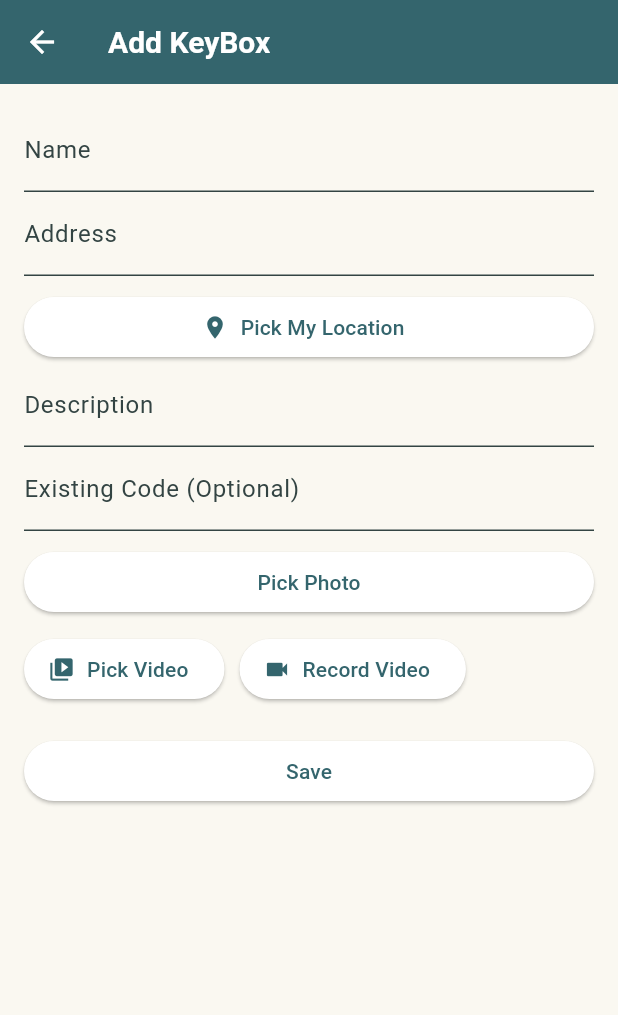
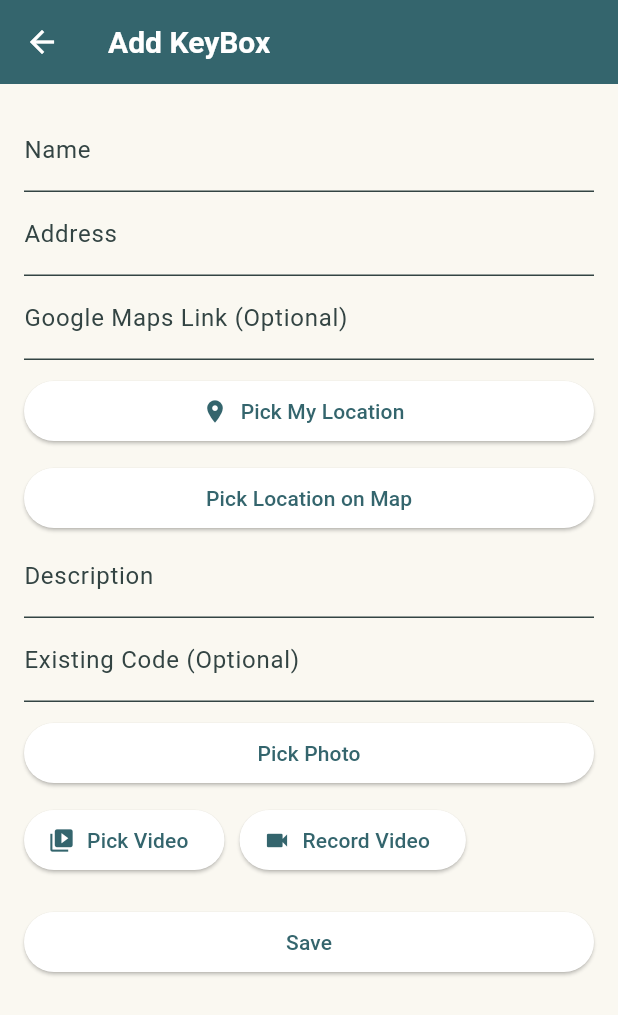
Before and after one commit to manoelacs/keybox_manager, a Flutter app: the screen it shows after launch, after a tap on "Add KeyBox", on a phone screen of 412 x 824 dp. Shown: the top 1015 px of the screen. Run offline on Flutter 3.47's test engine with Material 3 defaults, Android fonts, the light colour scheme and no system bars; our stand-ins replace flutter_map, geocoding, geolocator, google_maps_flutter, hive, hive_flutter and 4 more; accounts and stored records are empty.

Commit message:
feat: Refactor KeyBox management and enhance location handling

```diff
--- a/lib/main.dart
+++ b/lib/main.dart
@@ -1,12 +1,9 @@
 import 'package:flutter/foundation.dart';
 import 'package:flutter/material.dart';
-
 import 'package:hive_flutter/hive_flutter.dart';
-
 import 'package:keybox_manager/providers/keybox_provider.dart';
-
 import 'package:keybox_manager/utils/locations.dart';
-import 'package:keybox_manager/theme.dart'; // Import AppTheme
+import 'package:keybox_manager/theme.dart';
 import 'package:latlong2/latlong.dart';
 import 'package:provider/provider.dart';
 import 'models/keybox.dart';
@@ -15,45 +12,33 @@ import 'screens/map_screen_flutter_map.dart';
 
 void main() async {
   WidgetsFlutterBinding.ensureInitialized();
-
   await Hive.initFlutter();
   Hive.registerAdapter(KeyBoxAdapter());
 
-  // Removed box closing logic to preserve older keyboxes
-
   var box = await Hive.openBox<KeyBox>('keyboxes');
-  // Clear box to remove legacy data and fix null value errors
-  await box.clear();
 
   if (kDebugMode) {
     print('Hive initialized with box: ${box.name}');
     print('Box name: ${box.name}');
     print('Path: ${box.path}');
+    print('Box contains ${box.length} items');
   }
 
-  /*  if (box.isEmpty) {
-    // Initialize with default values if the box is empty
-    box.put(
-        'default',
-        KeyBox(
-          name: 'Default KeyBox',
-          currentCode: '0000',
-          address: 'No Address',
-          description: 'Default Description',
-          photoPath: '',
-          latitude: 0.0,
-          longitude: 0.0,
-          previousCodes: [],
-          videoPath: '',
-        ));
-  } */
+  // Remove old KeyBoxes with default (0.0) latitude/longitude
+  final keysToDelete = <dynamic>[];
+  for (final entry in box.toMap().entries) {
+    if (entry.value.latitude == 0.0 && entry.value.longitude == 0.0) {
+      keysToDelete.add(entry.key);
+    }
+  }
 
-  // Remove the default item after the first real KeyBox is added
-  box.watch().listen((event) {
-    if (box.length > 1 && box.containsKey('default')) {
-      box.delete('default');
+  if (keysToDelete.isNotEmpty) {
+    await box.deleteAll(keysToDelete);
+    if (kDebugMode) {
+      print(
+          'Deleted ${keysToDelete.length} old KeyBoxes without location data');
     }
-  });
+  }
 
   runApp(
     ChangeNotifierProvider(
@@ -70,9 +55,9 @@ class MyApp extends StatelessWidget {
   Widget build(BuildContext context) {
     return MaterialApp(
       title: 'KeyBox Manager',
-      theme: appTheme, // Use the custom light theme
-      darkTheme: appDarkTheme, // Use the custom dark theme
-      themeMode: ThemeMode.system, // Uses system theme by default
+      theme: appTheme,
+      darkTheme: appDarkTheme,
+      themeMode: ThemeMode.system,
       routes: {
         '/': (context) => const HomeScreen(),
         '/map': (context) => FutureBuilder(
@@ -97,28 +82,3 @@ class MyApp extends StatelessWidget {
     );
   }
 }
-
-// Optional: Open Hive box with encryption using a persistent key
-// Usage: var box = await openEncryptedHiveBox<KeyBox>('keyboxes');
-// Requires flutter_secure_storage and dart:convert
-Future<Box<T>> openEncryptedHiveBox<T>(String boxName) async {
-  // Uncomment these lines and add dependencies if you want encryption
-  // import 'package:flutter_secure_storage/flutter_secure_storage.dart';
-  // import 'dart:convert';
-  // final secureStorage = FlutterSecureStorage();
-  // const keyName = 'hive_keybox_manager_key';
-  // String? base64Key = await secureStorage.read(key: keyName);
-  // List<int> encryptionKey;
-  // if (base64Key == null) {
-  //   encryptionKey = Hive.generateSecureKey();
-  //   await secureStorage.write(key: keyName, value: base64Encode(encryptionKey));
-  // } else {
-  //   encryptionKey = base64Decode(base64Key);
-  // }
-  // return await Hive.openBox<T>(
-  //   boxName,
-  //   encryptionCipher: HiveAesCipher(encryptionKey),
-  // );
-  throw UnimplementedError(
-      'Encryption is not enabled. Uncomment and add dependencies to use.');
-}
--- a/lib/models/keybox.dart
+++ b/lib/models/keybox.dart
@@ -51,8 +51,8 @@ class KeyBox extends HiveObject {
         currentCode: json['currentCode'],
         photoPath: json['photoPath'],
         previousCodes: List<String>.from(json['previousCodes']),
-        latitude: json['latitude'],
-        longitude: json['longitude'],
+        latitude: (json['latitude'] ?? 0.0) as double,
+        longitude: (json['longitude'] ?? 0.0) as double,
         videoPath: json['videoPath'] ?? '',
       );
 
--- a/lib/screens/add_keybox_screen.dart
+++ b/lib/screens/add_keybox_screen.dart
@@ -3,13 +3,15 @@ import 'package:flutter/foundation.dart';
 import 'package:flutter/material.dart';
 import 'dart:async';
 import 'package:image_picker/image_picker.dart';
+import 'package:keybox_manager/widgets/keybox_map.dart';
 import 'package:keybox_manager/widgets/location_picker.dart';
+import 'package:latlong2/latlong.dart' as latlong2;
+import 'package:latlong2/latlong.dart';
 import 'package:provider/provider.dart';
 import '../models/keybox.dart';
 import '../providers/keybox_provider.dart';
 import '../utils/code_generator.dart';
 import '../widgets/location_button.dart';
-import 'package:google_maps_flutter/google_maps_flutter.dart';
 import 'package:geocoding/geocoding.dart';
 
 class AddKeyBoxScreen extends StatefulWidget {
@@ -26,8 +28,10 @@ class AddKeyBoxScreenState extends State<AddKeyBoxScreen> {
   String description = '';
   String photoPath = '';
   String currentCode = '';
+  String googleMapsLink = '';
   final picker = ImagePicker();
   final addressController = TextEditingController();
+  final googleMapsController = TextEditingController();
   bool isLoading = false;
   double latitude = 0.0;
   double longitude = 0.0;
@@ -64,14 +68,14 @@ class AddKeyBoxScreenState extends State<AddKeyBoxScreen> {
     }
   }
 
-  void onLocationPicked(LatLng pickedLocation) async {
+  void onLocationPicked(latlong2.LatLng pickedLocation) async {
     latitude = pickedLocation.latitude;
     longitude = pickedLocation.longitude;
-    // Use a geocoding service to get the address from the latitude and longitude
     address = await getAddressFromCoordinates(latitude, longitude);
     setState(() {
       addressController.text = address;
     });
+    Navigator.pop(context); // Close picker after selection
   }
 
   Future<void> _pickVideo() async {
@@ -115,9 +119,13 @@ class AddKeyBoxScreenState extends State<AddKeyBoxScreen> {
                   TextFormField(
                     controller: addressController,
                     decoration: const InputDecoration(labelText: 'Address'),
-                    onSaved: (value) =>
-                        address = value ?? 'The address of the KeyBox',
-                    validator: (value) => value!.isEmpty ? 'Required' : null,
+                    onSaved: (value) => address = value ?? '',
+                  ),
+                  TextFormField(
+                    controller: googleMapsController,
+                    decoration: const InputDecoration(
+                        labelText: 'Google Maps Link (Optional)'),
+                    onSaved: (value) => googleMapsLink = value ?? '',
                   ),
                   const SizedBox(height: 10),
                   LocationButton(
@@ -129,6 +137,29 @@ class AddKeyBoxScreenState extends State<AddKeyBoxScreen> {
                         longitude = fetchedLongitude;
                         addressController.text = fetchedAddress;
                       });
+                    },
+                  ),
+                  const SizedBox(height: 10),
+                  ElevatedButton(
+                    child: const Text('Pick Location on Map'),
+                    onPressed: () async {
+                      await Navigator.push(
+                        context,
+                        MaterialPageRoute(
+                          builder: (context) => KeyBoxMap(
+                            markers: [],
+                            initialLocation:
+                                LatLng(latitude, longitude), // or your default
+                            pickMode: true,
+                            onLocationPicked: (LatLng picked) {
+                              setState(() {
+                                latitude = picked.latitude;
+                                longitude = picked.longitude;
+                              });
+                            },
+                          ),
+                        ),
+                      );
                     },
                   ),
                   TextFormField(
@@ -183,6 +214,15 @@ class AddKeyBoxScreenState extends State<AddKeyBoxScreen> {
                     onPressed: () {
                       if (_formKey.currentState!.validate()) {
                         _formKey.currentState!.save();
+                        // If Google Maps link is provided, try to parse coordinates
+                        if (googleMapsLink.isNotEmpty) {
+                          final regex = RegExp(r"(-?\d+\.\d+),(-?\d+\.\d+)");
+                          final match = regex.firstMatch(googleMapsLink);
+                          if (match != null) {
+                            latitude = double.parse(match.group(1)!);
+                            longitude = double.parse(match.group(2)!);
+                          }
+                        }
                         final newKeyBox = KeyBox(
                           name: name,
                           address: address,
@@ -198,7 +238,6 @@ class AddKeyBoxScreenState extends State<AddKeyBoxScreen> {
                         ScaffoldMessenger.of(context).showSnackBar(
                           const SnackBar(content: Text('KeyBox added')),
                         );
-
                         Navigator.pop(context);
                       }
                     },
--- a/lib/widgets/location_button.dart
+++ b/lib/widgets/location_button.dart
@@ -80,8 +80,17 @@ class _LocationButtonState extends State<LocationButton> {
   @override
   Widget build(BuildContext context) {
     return ElevatedButton.icon(
-      icon: const Icon(Icons.location_on),
-      label: const Text('Pick My Location'),
+      icon: isLoading
+          ? const SizedBox(
+              width: 20,
+              height: 20,
+              child: CircularProgressIndicator(
+                strokeWidth: 2.5,
+                valueColor: AlwaysStoppedAnimation<Color>(Colors.white),
+              ),
+            )
+          : const Icon(Icons.location_on),
+      label: Text(isLoading ? 'Loading...' : 'Pick My Location'),
       onPressed: isLoading ? null : fetchAddressFromLocation,
     );
   }
```
Also changed, not shown: lib/widgets/keybox_map.dart (added, +88 -0 lines), lib/widgets/location_picker.dart (+46 -27 lines), lib/models/keybox.g.dart, pubspec.lock.
